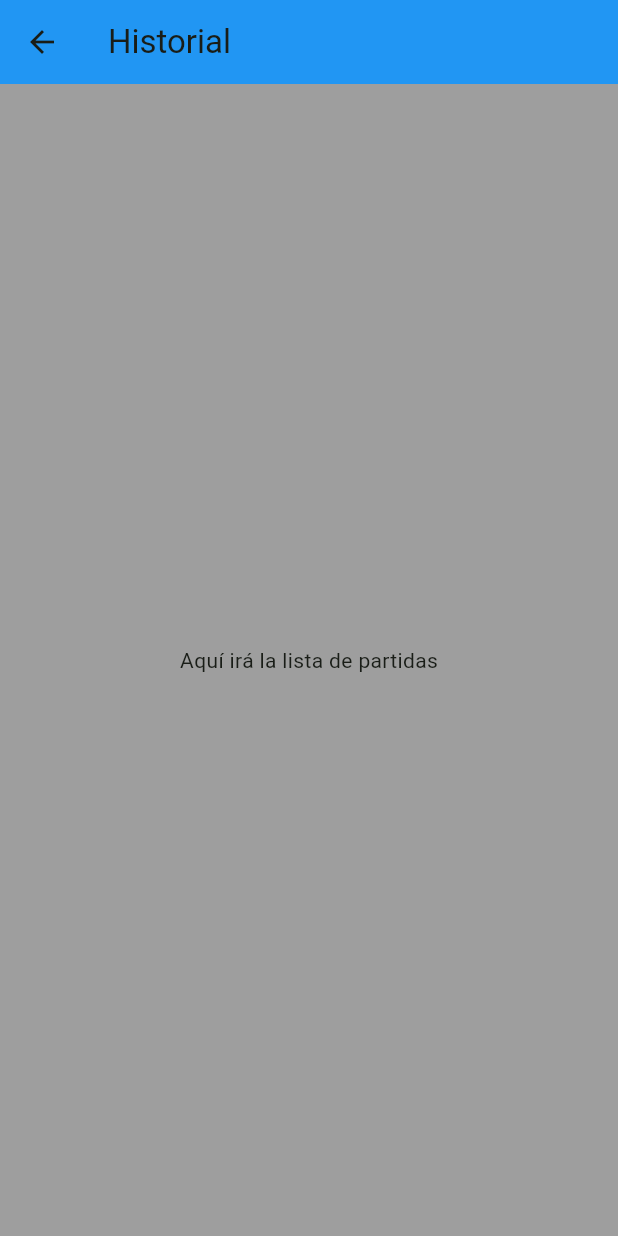
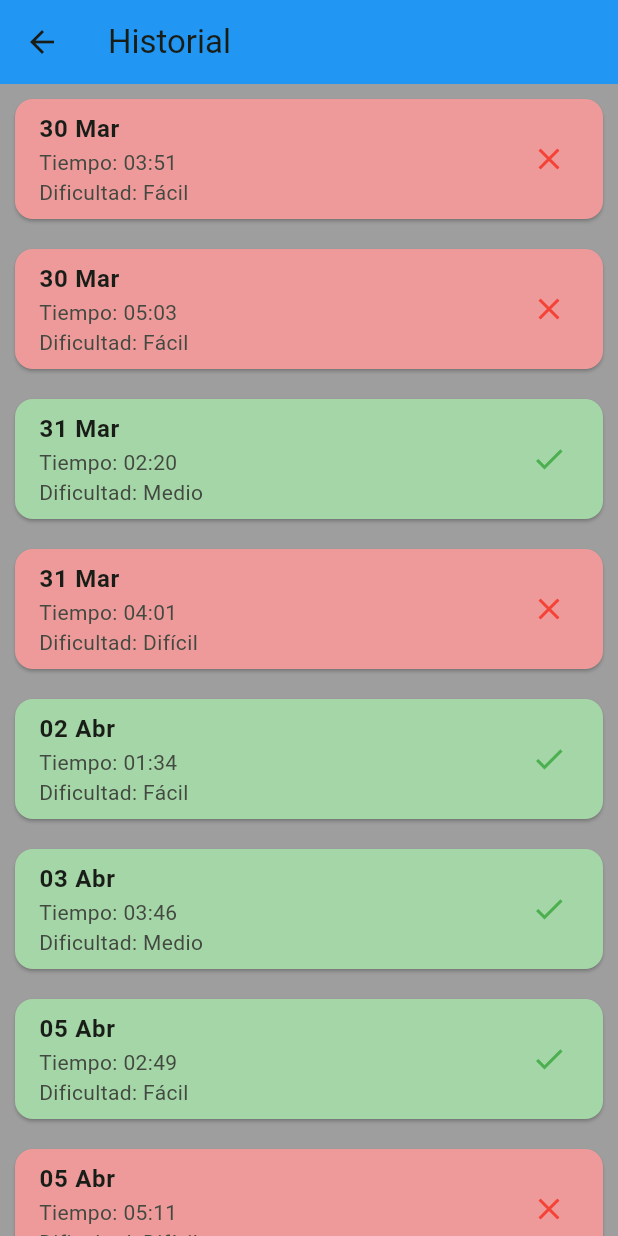
Before and after one commit to RenaLG5/3479A321_2023479013, a Flutter app: the HistoryScreen screen opened by its route, on a phone screen of 412 x 824 dp. Run offline on Flutter 3.47's test engine with Material 3 defaults, Android fonts, the phone set to English and light mode, and no system bars; our stand-ins replace logger.

Commit message:
Implementa ListView.builder para historial
Implementé modelo de GameResult y lista de historial con detalles de la partida y cambio de color para demarcar victoria o derrota

```diff
--- a/lib/main.dart
+++ b/lib/main.dart
@@ -37,7 +37,7 @@ class MyApp extends StatelessWidget {
       routes: {
         '/menu': (context) => const MenuScreen(),
         '/game': (context) => const MinesweeperScreen(),
-        '/history': (context) => const HistoryScreen(),
+        '/history': (context) => HistoryScreen(),
         '/about': (context) => const AboutScreen(),
       },
     );
--- /dev/null
+++ b/lib/models/game_result.dart
@@ -0,0 +1,13 @@
+class GameResult {
+  final String date;
+  final String timeSpent;
+  final bool isVictory;
+  final String difficulty;
+
+  GameResult({
+    required this.date,
+    required this.timeSpent,
+    required this.isVictory,
+    required this.difficulty,
+  });
+}
--- a/lib/ui/screens/history_screen.dart
+++ b/lib/ui/screens/history_screen.dart
@@ -1,7 +1,89 @@
 import 'package:flutter/material.dart';
+import '../../models/game_result.dart';
 
 class HistoryScreen extends StatelessWidget {
-  const HistoryScreen({Key? key}) : super(key: key);
+  HistoryScreen({Key? key}) : super(key: key);
+
+  final List<GameResult> listMaqueta = [
+    GameResult(
+      date: '30 Mar',
+      timeSpent: '03:51',
+      isVictory: false,
+      difficulty: 'Fácil',
+    ),
+    GameResult(
+      date: '30 Mar',
+      timeSpent: '05:03',
+      isVictory: false,
+      difficulty: 'Fácil',
+    ),
+    GameResult(
+      date: '31 Mar',
+      timeSpent: '02:20',
+      isVictory: true,
+      difficulty: 'Medio',
+    ),
+    GameResult(
+      date: '31 Mar',
+      timeSpent: '04:01',
+      isVictory: false,
+      difficulty: 'Difícil',
+    ),
+    GameResult(
+      date: '02 Abr',
+      timeSpent: '01:34',
+      isVictory: true,
+      difficulty: 'Fácil',
+    ),
+    GameResult(
+      date: '03 Abr',
+      timeSpent: '03:46',
+      isVictory: true,
+      difficulty: 'Medio',
+    ),
+    GameResult(
+      date: '05 Abr',
+      timeSpent: '02:49',
+      isVictory: true,
+      difficulty: 'Fácil',
+    ),
+    GameResult(
+      date: '05 Abr',
+      timeSpent: '05:11',
+      isVictory: false,
+      difficulty: 'Difícil',
+    ),
+    GameResult(
+      date: '08 Abr',
+      timeSpent: '01:57',
+      isVictory: true,
+      difficulty: 'Medio',
+    ),
+    GameResult(
+      date: '08 Abr',
+      timeSpent: '03:32',
+      isVictory: true,
+      difficulty: 'Fácil',
+    ),
+    GameResult(
+      date: '09 Abr',
+      timeSpent: '02:18',
+      isVictory: false,
+      difficulty: 'Medio',
+    ),
+    GameResult(
+      date: '09 Abr',
+      timeSpent: '04:41',
+      isVictory: false,
+      difficulty: 'Difícil',
+    ),
+    GameResult(
+      date: '10 Abr',
+      timeSpent: '01:25',
+      isVictory: true,
+      difficulty: 'Fácil',
+    ),
+  ];
 
   @override
   Widget build(BuildContext context) {
@@ -13,7 +95,36 @@ class HistoryScreen extends StatelessWidget {
       ),
 
       backgroundColor: theme.colorScheme.secondary,
-      body: const Center(child: Text('Aquí irá la lista de partidas')),
+      body: ListView.builder(
+        itemCount: listMaqueta.length,
+        itemBuilder: (context, index) {
+          final game = listMaqueta[index];
+
+          return Card(
+            color: game.isVictory
+                ? Colors.green[200] //Victoria
+                : Colors.red[200], //derrota
+            margin: const EdgeInsets.all(10),
+            child: ListTile(
+              title: Text(
+                game.date,
+                style: const TextStyle(fontWeight: FontWeight.bold),
+              ),
+              subtitle: Column(
+                crossAxisAlignment: CrossAxisAlignment.start,
+                children: [
+                  Text('Tiempo: ${game.timeSpent}'),
+                  Text('Dificultad: ${game.difficulty}'),
+                ],
+              ),
+              trailing: Icon(
+                game.isVictory ? Icons.check : Icons.close,
+                color: game.isVictory ? Colors.green : Colors.red,
+              ),
+            ),
+          );
+        },
+      ),
     );
   }
 }
--- a/lib/ui/screens/minesweeper_screen.dart
+++ b/lib/ui/screens/minesweeper_screen.dart
@@ -1,7 +1,7 @@
 import 'package:flutter/material.dart';
 import '../widgets/mine_cell.dart';
 import 'package:logger/logger.dart';
-import 'history_screen.dart';
+//import 'history_screen.dart';
 import 'about.dart';
 
 var logger = Logger();
```
